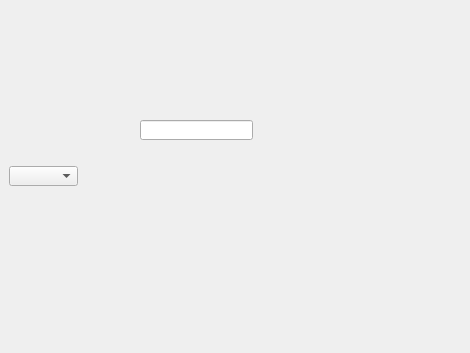
Above: Designs/Widbu.ui from AhmedHafez98/WoringHours before the change. Below: the same form after it.
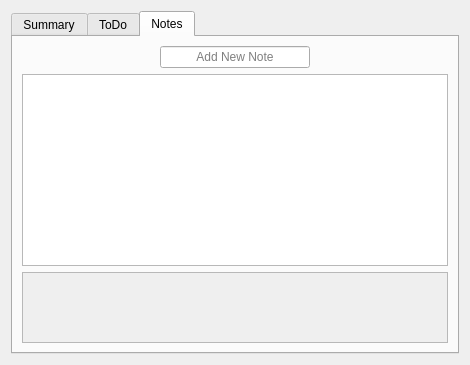
That is the form after the change.

```diff
--- a/Designs/Widbu.ui
+++ b/Designs/Widbu.ui
@@ -7,7 +7,7 @@
     <x>0</x>
     <y>0</y>
     <width>470</width>
-    <height>353</height>
+    <height>365</height>
    </rect>
   </property>
   <property name="minimumSize">
@@ -22,26 +22,130 @@
   <property name="locale">
    <locale language="English" country="UnitedStates"/>
   </property>
-  <widget class="QComboBox" name="comboBox">
-   <property name="geometry">
-    <rect>
-     <x>9</x>
-     <y>166</y>
-     <width>69</width>
-     <height>20</height>
-    </rect>
-   </property>
-  </widget>
-  <widget class="QLineEdit" name="lineEdit">
-   <property name="geometry">
-    <rect>
-     <x>140</x>
-     <y>120</y>
-     <width>113</width>
-     <height>20</height>
-    </rect>
-   </property>
-  </widget>
+  <layout class="QHBoxLayout" name="horizontalLayout">
+   <item>
+    <widget class="QTabWidget" name="tabWidget">
+     <property name="currentIndex">
+      <number>2</number>
+     </property>
+     <widget class="QWidget" name="tab_summary">
+      <attribute name="title">
+       <string>Summary</string>
+      </attribute>
+     </widget>
+     <widget class="QWidget" name="tab_todo">
+      <attribute name="title">
+       <string>ToDo</string>
+      </attribute>
+     </widget>
+     <widget class="QWidget" name="tab_notes">
+      <attribute name="title">
+       <string>Notes</string>
+      </attribute>
+      <layout class="QVBoxLayout" name="verticalLayout_5">
+       <item>
+        <layout class="QVBoxLayout" name="noteverticalLayout_4">
+         <item>
+          <layout class="QHBoxLayout" name="notehorizontalLayout_2">
+           <item>
+            <spacer name="horizontalSpacer_2">
+             <property name="orientation">
+              <enum>Qt::Horizontal</enum>
+             </property>
+             <property name="sizeHint" stdset="0">
+              <size>
+               <width>40</width>
+               <height>20</height>
+              </size>
+             </property>
+            </spacer>
+           </item>
+           <item>
+            <widget class="QLineEdit" name="notelineEdit">
+             <property name="enabled">
+              <bool>true</bool>
+             </property>
+             <property name="minimumSize">
+              <size>
+               <width>150</width>
+               <height>0</height>
+              </size>
+             </property>
+             <property name="toolTip">
+              <string>&lt;html&gt;&lt;head/&gt;&lt;body&gt;&lt;p&gt;Press &lt;span style=&quot; font-weight:600; color:#ff0000;&quot;&gt;Enter&lt;/span&gt; To Add&lt;/p&gt;&lt;/body&gt;&lt;/html&gt;</string>
+             </property>
+             <property name="statusTip">
+              <string>Press Enter To Add Note</string>
+             </property>
+             <property name="alignment">
+              <set>Qt::AlignCenter</set>
+             </property>
+             <property name="placeholderText">
+              <string>Add New Note</string>
+             </property>
+            </widget>
+           </item>
+           <item>
+            <spacer name="notehorizontalSpacer">
+             <property name="orientation">
+              <enum>Qt::Horizontal</enum>
+             </property>
+             <property name="sizeHint" stdset="0">
+              <size>
+               <width>40</width>
+               <height>20</height>
+              </size>
+             </property>
+            </spacer>
+           </item>
+          </layout>
+         </item>
+         <item>
+          <layout class="QHBoxLayout" name="notehorizontalLayout_3">
+           <item>
+            <widget class="QTextEdit" name="notetextEdit">
+             <property name="maximumSize">
+              <size>
+               <width>16777215</width>
+               <height>450</height>
+              </size>
+             </property>
+            </widget>
+           </item>
+          </layout>
+         </item>
+         <item>
+          <widget class="QScrollArea" name="notescrollArea">
+           <property name="widgetResizable">
+            <bool>true</bool>
+           </property>
+           <widget class="QWidget" name="scrollAreaWidgetContents">
+            <property name="geometry">
+             <rect>
+              <x>0</x>
+              <y>0</y>
+              <width>424</width>
+              <height>69</height>
+             </rect>
+            </property>
+            <layout class="QGridLayout" name="gridLayout_2">
+             <item row="0" column="0">
+              <layout class="QGridLayout" name="noteoutgridLayout"/>
+             </item>
+            </layout>
+           </widget>
+          </widget>
+         </item>
+         <item>
+          <layout class="QHBoxLayout" name="notehorizontalLayout_4"/>
+         </item>
+        </layout>
+       </item>
+      </layout>
+     </widget>
+    </widget>
+   </item>
+  </layout>
  </widget>
  <resources/>
  <connections/>
```
Left out of the diff: 24 changed lines with no effect on the pictures.
